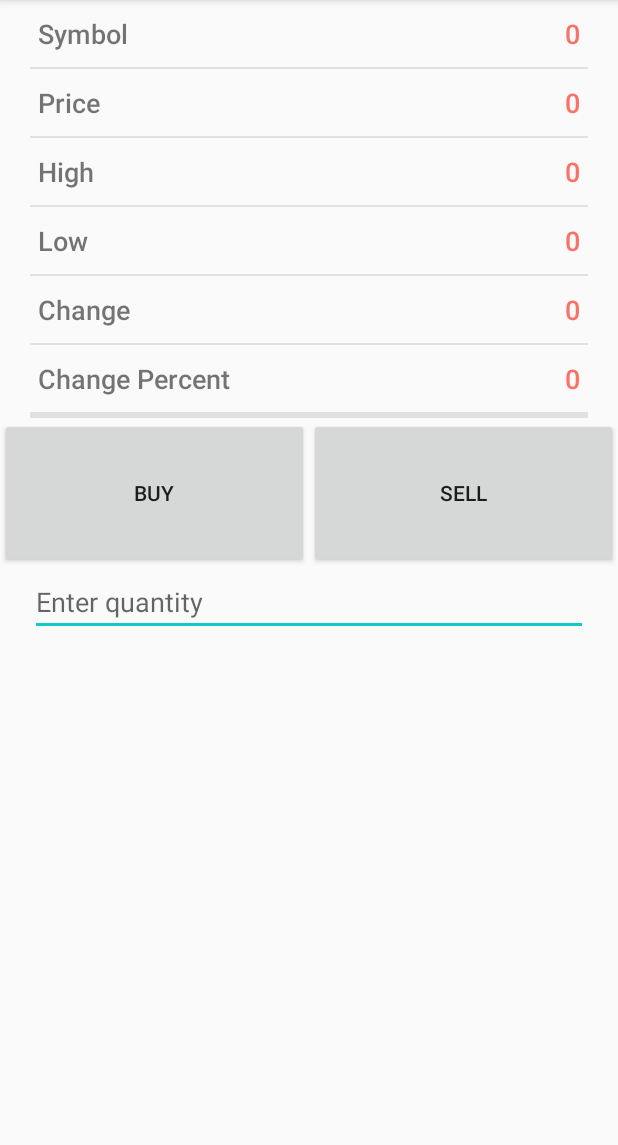
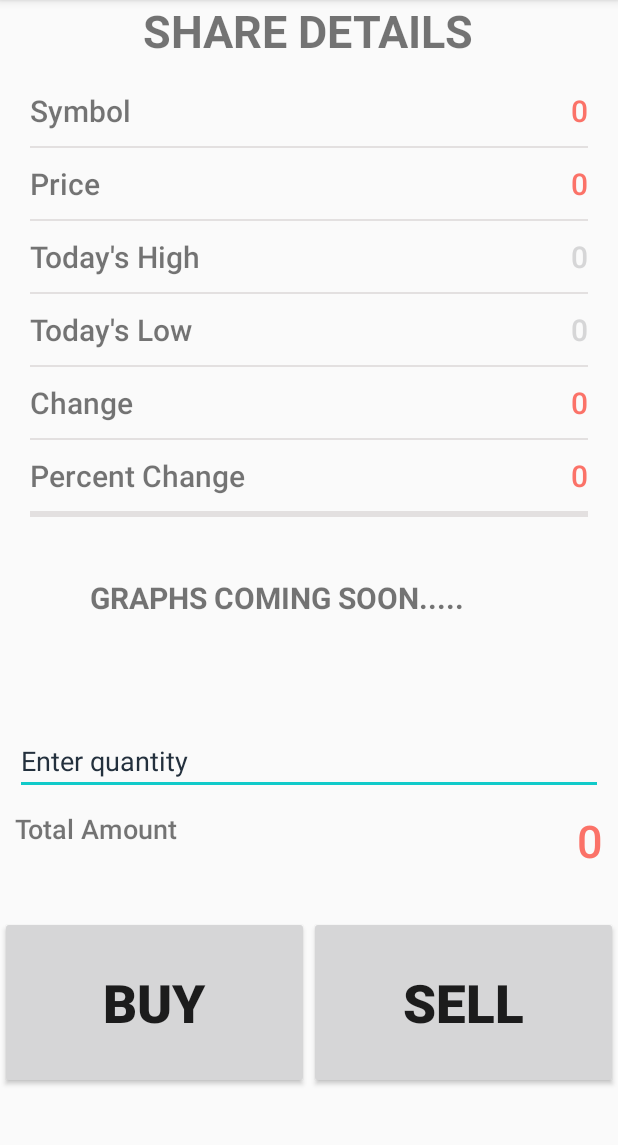
Before and after one commit to ErR0rpj/StockMoney, an Android app: the StockDetailActivity screen opened directly, with no data from a screen before it, on a phone screen of 412 x 824 dp, the part 84-1229 px from its top. Run offline under Robolectric (Android 15) with nearby library versions, the phone set to English and light mode, and no system bars; our stand-ins replace Firebase (no records; nobody signed in at launch, a user with empty details on screens opened directly); network calls fail.

Commit message:
Update activity_stock_detail.xml
sexy ui

```diff
--- a/app/src/main/res/layout/activity_stock_detail.xml
+++ b/app/src/main/res/layout/activity_stock_detail.xml
@@ -8,12 +8,25 @@
     android:orientation="vertical"
     tools:context=".StockDetailActivity">
 
+
+
+    <TextView
+        android:layout_marginLeft="95dp"
+        android:layout_marginRight="30dp"
+        android:layout_width="300dp"
+        android:layout_height="40dp"
+        android:text="SHARE DETAILS"
+        android:textStyle="bold"
+        android:textSize="30dp" />
+
+
+
     <RelativeLayout
         android:layout_width="match_parent"
         android:layout_height="wrap_content"
-        android:layout_marginLeft="25dp"
-        android:layout_marginTop="10dp"
-        android:layout_marginRight="25dp"
+        android:layout_marginLeft="20dp"
+        android:layout_marginTop="20dp"
+        android:layout_marginRight="20dp"
         android:layout_marginBottom="10dp">
 
         <TextView
@@ -21,7 +34,7 @@
             android:layout_height="wrap_content"
             android:fontFamily="sans-serif-light"
             android:text="Symbol"
-            android:textSize="18sp"
+            android:textSize="20dp"
             android:textStyle="bold" />
 
         <TextView
@@ -33,7 +46,7 @@
             android:text="0"
             android:textAlignment="textEnd"
             android:textColor="@color/color_one"
-            android:textSize="18sp"
+            android:textSize="20dp"
             android:textStyle="bold" />
 
     </RelativeLayout>
@@ -48,9 +61,9 @@
     <RelativeLayout
         android:layout_width="match_parent"
         android:layout_height="wrap_content"
-        android:layout_marginLeft="25dp"
+        android:layout_marginLeft="20dp"
         android:layout_marginTop="10dp"
-        android:layout_marginRight="25dp"
+        android:layout_marginRight="20dp"
         android:layout_marginBottom="10dp">
 
         <TextView
@@ -58,7 +71,7 @@
             android:layout_height="wrap_content"
             android:fontFamily="sans-serif-light"
             android:text="Price"
-            android:textSize="18sp"
+            android:textSize="20dp"
             android:textStyle="bold" />
 
         <TextView
@@ -71,7 +84,7 @@
 
             android:textAlignment="textEnd"
             android:textColor="@color/color_one"
-            android:textSize="18sp"
+            android:textSize="20dp"
             android:textStyle="bold" />
 
     </RelativeLayout>
@@ -86,17 +99,17 @@
     <RelativeLayout
         android:layout_width="match_parent"
         android:layout_height="wrap_content"
-        android:layout_marginLeft="25dp"
+        android:layout_marginLeft="20dp"
         android:layout_marginTop="10dp"
-        android:layout_marginRight="25dp"
+        android:layout_marginRight="20dp"
         android:layout_marginBottom="10dp">
 
         <TextView
             android:layout_width="wrap_content"
             android:layout_height="wrap_content"
             android:fontFamily="sans-serif-light"
-            android:text="High"
-            android:textSize="18sp"
+            android:text="Today's High"
+            android:textSize="20dp"
             android:textStyle="bold" />
 
         <TextView
@@ -106,10 +119,9 @@
             android:layout_alignParentRight="true"
             android:fontFamily="sans-serif-light"
             android:text="0"
-
             android:textAlignment="textEnd"
-            android:textColor="@color/color_one"
-            android:textSize="18sp"
+            android:textColor="@color/buy"
+            android:textSize="20dp"
             android:textStyle="bold" />
 
     </RelativeLayout>
@@ -124,17 +136,17 @@
     <RelativeLayout
         android:layout_width="match_parent"
         android:layout_height="wrap_content"
-        android:layout_marginLeft="25dp"
+        android:layout_marginLeft="20dp"
         android:layout_marginTop="10dp"
-        android:layout_marginRight="25dp"
+        android:layout_marginRight="20dp"
         android:layout_marginBottom="10dp">
 
         <TextView
             android:layout_width="wrap_content"
             android:layout_height="wrap_content"
             android:fontFamily="sans-serif-light"
-            android:text="Low"
-            android:textSize="18sp"
+            android:text="Today's Low"
+            android:textSize="20dp"
             android:textStyle="bold" />
 
         <TextView
@@ -144,10 +156,9 @@
             android:layout_alignParentRight="true"
             android:fontFamily="sans-serif-light"
             android:text="0"
-
             android:textAlignment="textEnd"
-            android:textColor="@color/color_one"
-            android:textSize="18sp"
+            android:textColor="@color/sell"
+            android:textSize="20dp"
             android:textStyle="bold" />
 
     </RelativeLayout>
@@ -162,9 +173,9 @@
     <RelativeLayout
         android:layout_width="match_parent"
         android:layout_height="wrap_content"
-        android:layout_marginLeft="25dp"
+        android:layout_marginLeft="20dp"
         android:layout_marginTop="10dp"
-        android:layout_marginRight="25dp"
+        android:layout_marginRight="20dp"
         android:layout_marginBottom="10dp">
 
         <TextView
@@ -172,7 +183,7 @@
             android:layout_height="wrap_content"
             android:fontFamily="sans-serif-light"
             android:text="Change"
-            android:textSize="18sp"
+            android:textSize="20dp"
             android:textStyle="bold" />
 
         <TextView
@@ -185,7 +196,7 @@
 
             android:textAlignment="textEnd"
             android:textColor="@color/color_one"
-            android:textSize="18sp"
+            android:textSize="20dp"
             android:textStyle="bold" />
 
     </RelativeLayout>
@@ -200,17 +211,17 @@
     <RelativeLayout
         android:layout_width="match_parent"
         android:layout_height="wrap_content"
-        android:layout_marginLeft="25dp"
+        android:layout_marginLeft="20dp"
         android:layout_marginTop="10dp"
-        android:layout_marginRight="25dp"
+        android:layout_marginRight="20dp"
         android:layout_marginBottom="10dp">
 
         <TextView
             android:layout_width="wrap_content"
             android:layout_height="wrap_content"
             android:fontFamily="sans-serif-light"
-            android:text="Change Percent"
-            android:textSize="18sp"
+            android:text="Percent Change"
+            android:textSize="20dp"
             android:textStyle="bold" />
 
         <TextView
@@ -223,10 +234,18 @@
 
             android:textAlignment="textEnd"
             android:textColor="@color/color_one"
-            android:textSize="18sp"
+            android:textSize="20dp"
             android:textStyle="bold" />
 
     </RelativeLayout>
+
+    <View
+        android:layout_width="match_parent"
+        android:layout_height="1dp"
+        android:layout_marginLeft="20dp"
+        android:layout_marginRight="20dp"
+        android:background="@color/color_two" />
+
 
     <View
         android:layout_width="match_parent"
@@ -242,14 +261,64 @@
         android:layout_marginRight="20dp"
         android:background="@color/color_two" />
 
-    <View
+    <TextView
+        android:layout_marginLeft="60dp"
+        android:layout_marginRight="30dp"
+        android:layout_marginTop="40dp"
+        android:layout_width="300dp"
+        android:layout_height="50dp"
+        android:text="GRAPHS COMING SOON....."
+        android:textStyle="bold"
+        android:textSize="20dp" />
+
+
+
+    <EditText
+        android:id="@+id/ETquantity"
         android:layout_width="match_parent"
-        android:layout_height="1dp"
-        android:layout_marginLeft="20dp"
-        android:layout_marginRight="20dp"
-        android:background="@color/color_two" />
+        android:layout_height="wrap_content"
+        android:layout_marginTop="50dp"
+        android:layout_marginLeft="10dp"
+        android:layout_marginRight="10dp"
+        android:ems="20"
+        android:hint="Enter quantity"
+        android:textColorHint="@color/colorPrimaryDark"
+        android:inputType="number" />
+
+    <RelativeLayout
+        android:layout_width="match_parent"
+        android:layout_height="wrap_content"
+        android:layout_marginTop="10dp"
+        android:layout_marginLeft="10dp"
+        android:layout_marginRight="10dp"
+        android:layout_marginBottom="10dp">
+
+        <TextView
+            android:layout_width="wrap_content"
+            android:layout_height="wrap_content"
+            android:fontFamily="sans-serif-light"
+            android:text="Total Amount"
+            android:textSize="18sp"
+            android:textStyle="bold" />
+
+        <TextView
+            android:id="@+id/totalamount"
+            android:layout_width="fill_parent"
+            android:layout_height="wrap_content"
+            android:layout_alignParentRight="true"
+            android:fontFamily="sans-serif-light"
+            android:text="0"
+            android:textAlignment="textEnd"
+            android:textColor="@color/color_one"
+            android:textSize="30dp"
+            android:textStyle="bold" />
+
+    </RelativeLayout>
+
 
     <LinearLayout
+
+        android:layout_marginTop="20dp"
         android:id="@+id/LinearLayout02"
         android:layout_width="match_parent"
         android:layout_height="wrap_content"
@@ -257,28 +326,29 @@
 
         <Button
             android:id="@+id/BTNbuy"
-            android:layout_width="10dp"
-            android:layout_height="100dp"
+            android:layout_width="30dp"
+            android:layout_height="115dp"
             android:layout_weight="1"
-            android:text="BUY"></Button>
+            android:backgroundTint="@color/buy"
+            android:text="BUY"
+            android:textSize="35dp"
+            android:textStyle="bold">
+
+        </Button>
 
         <Button
             android:id="@+id/BTNsell"
-            android:layout_width="10dp"
-            android:layout_height="100dp"
+            android:layout_width="30dp"
+            android:layout_height="115dp"
+            android:backgroundTint="@color/sell"
             android:layout_weight="1"
-            android:text="SELL"></Button>
+            android:text="SELL"
+            android:textSize="35dp"
+            android:textStyle="bold">
+
+
+        </Button>
     </LinearLayout>
-
-    <EditText
-        android:id="@+id/ETquantity"
-        android:layout_width="match_parent"
-        android:layout_height="wrap_content"
-        android:layout_marginLeft="20dp"
-        android:layout_marginRight="20dp"
-        android:ems="10"
-        android:hint="Enter quantity"
-        android:inputType="number" />
 
 
 </LinearLayout>
```
